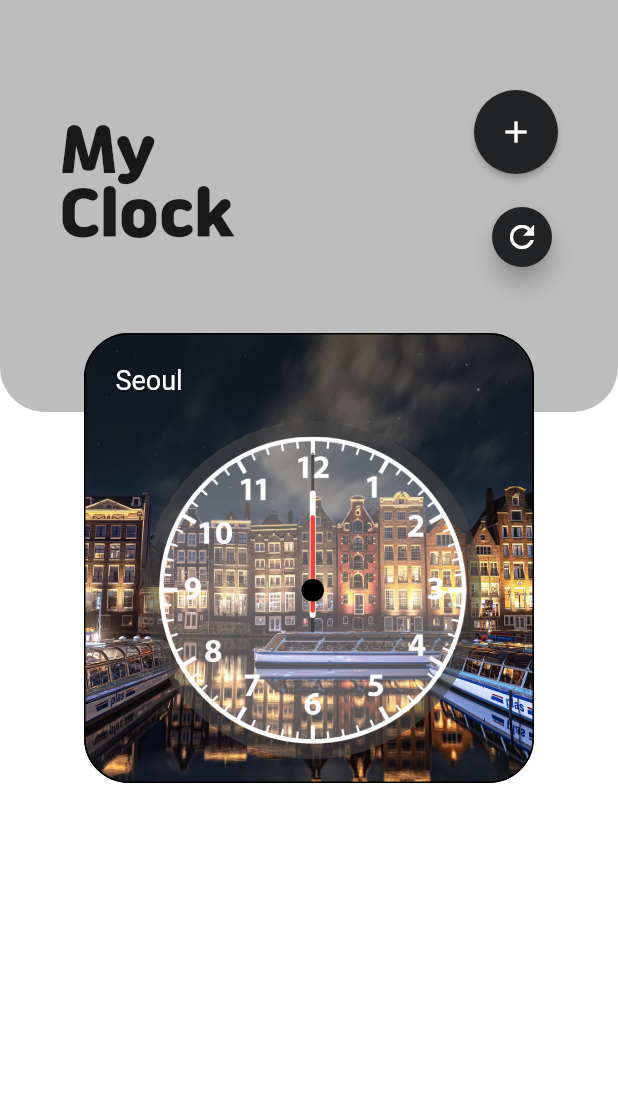
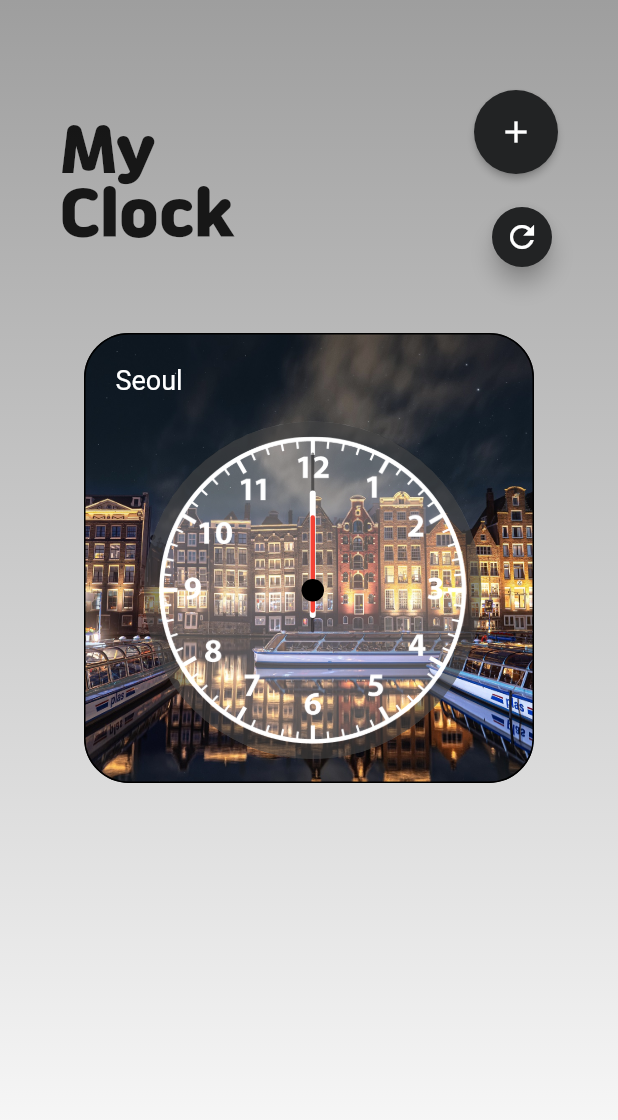
Before and after one commit to CAU-MobileApp/GlobalTime, a Flutter app: the screen it shows after launch, on a phone screen of 412 x 824 dp. Shown: the top 1120 px of the screen. Run offline on Flutter 3.47's test engine with Material 2 defaults, Android fonts, the phone set to English and light mode, and no system bars; our stand-ins replace flutter_colorpicker, google_fonts, image_cropper, image_picker, searchfield, shared_preferences; network calls fail; Roboto replaces fonts that are missing (main2); project files that could hold a hidden picture were left out.

Commit message:
UI 다시 수정

```diff
--- a/lib/screen/main_screen/main_screen.dart
+++ b/lib/screen/main_screen/main_screen.dart
@@ -28,25 +28,13 @@ class _MainScreenState extends State<MainScreen> {
     Store pvdStore = Provider.of<Store>(context, listen: true);
     StoreTheme pvdStoreTheme = Provider.of<StoreTheme>(context, listen: true);
     return Scaffold(
-      body: Stack(children: [
-        Container(
-            color: Colors.white, height: MediaQuery.of(context).size.height),
-        Container(
-          height: MediaQuery.of(context).size.height / 3,
+      body: Container(
         decoration: const BoxDecoration(
-            color: Color(0xffBDBDBD),
-            borderRadius: BorderRadius.only(
-              bottomRight: Radius.circular(30),
-              bottomLeft: Radius.circular(30),
+          gradient: LinearGradient(
+              colors: [Colors.white, Colors.grey],
+              begin: Alignment.bottomCenter,
+              end: Alignment.topCenter),
         ),
-            // gradient: LinearGradient(
-            //     colors: [Colors.white, Colors.grey],
-            //     begin: Alignment.bottomCenter,
-            //     end: Alignment.topCenter),
-          ),
-        ),
-        Positioned.fill(
-          child: Container(
         child: Column(children: [
           Padding(
             padding: const EdgeInsets.fromLTRB(40, 60, 40, 10),
@@ -75,8 +63,7 @@ class _MainScreenState extends State<MainScreen> {
                         pvdStore.setIndex(-1);
                         pvdStore.setCountry('Seoul');
                         pvdStoreTheme.getTime('Asia/Seoul');
-                            Navigator.push(context,
-                                MaterialPageRoute(builder: (_) {
+                        Navigator.push(context, MaterialPageRoute(builder: (_) {
                           return CustomizeScreen();
                         }));
                       },
@@ -134,22 +121,20 @@ class _MainScreenState extends State<MainScreen> {
                             child: Hero(
                                 tag: "$index",
                                 child: Padding(
-                                      padding: const EdgeInsets.fromLTRB(
-                                          20, 10, 20, 10),
+                                  padding:
+                                      const EdgeInsets.fromLTRB(20, 10, 20, 10),
                                   child: Container(
                                       height: 100,
                                       decoration: BoxDecoration(
                                         image: DecorationImage(
-                                                image: pvdStore
-                                                            .storedThemes[index]
+                                            image: pvdStore.storedThemes[index]
                                                         .backgroundTheme ==
                                                     ''
                                                 ? FileImage(File(pvdStore
                                                     .storedThemes[index]
                                                     .imageFile))
                                                 : AssetImage(
-                                                        pvdStore
-                                                            .storedThemes[index]
+                                                    pvdStore.storedThemes[index]
                                                         .backgroundTheme,
                                                   ) as ImageProvider,
                                             fit: BoxFit.cover),
@@ -157,8 +142,7 @@ class _MainScreenState extends State<MainScreen> {
                                             BorderRadius.circular(20.0),
                                         boxShadow: [
                                           BoxShadow(
-                                                color: Colors.grey
-                                                    .withOpacity(0.5),
+                                            color: Colors.grey.withOpacity(0.5),
                                             spreadRadius: 5,
                                             blurRadius: 7,
                                             offset: const Offset(0,
@@ -169,8 +153,7 @@ class _MainScreenState extends State<MainScreen> {
                                       child: Card(
                                         shape: RoundedRectangleBorder(
                                             borderRadius:
-                                                    BorderRadius.circular(
-                                                        15.0)),
+                                                BorderRadius.circular(15.0)),
                                         margin: const EdgeInsets.symmetric(
                                             horizontal: 0, vertical: 0),
                                         color: Colors.black26,
@@ -178,8 +161,8 @@ class _MainScreenState extends State<MainScreen> {
                                           child: ListTile(
                                             /**Text 안에 list[i].country로 수정*/
                                             title: Text(
-                                                  pvdStore.storedThemes[index]
-                                                      .country,
+                                              pvdStore
+                                                  .storedThemes[index].country,
                                               style: TextStyle(
                                                 color: pvdStore
                                                     .storedThemes[index]
@@ -213,8 +196,7 @@ class _MainScreenState extends State<MainScreen> {
                                                     themeBeforeEdited =
                                                     StoreTheme();
                                                 themeBeforeEdited.setTheme(
-                                                        Provider.of<Store>(
-                                                                context,
+                                                    Provider.of<Store>(context,
                                                             listen: false)
                                                         .storedThemes[index]);
 
@@ -260,8 +242,6 @@ class _MainScreenState extends State<MainScreen> {
           ),
         ]),
       ),
-        ),
-      ]),
     );
   }
 }
```
Also changed, not shown: assets/background/main_screen_background.png (deleted). Lines whose indentation alone changed are shown as unchanged.
